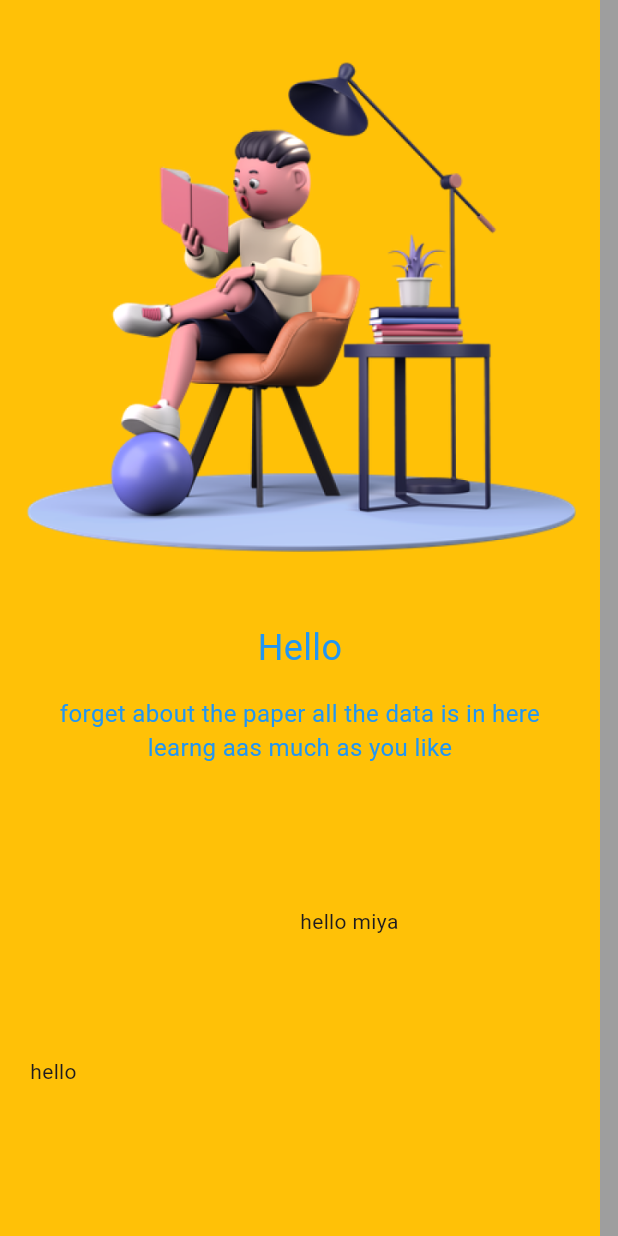
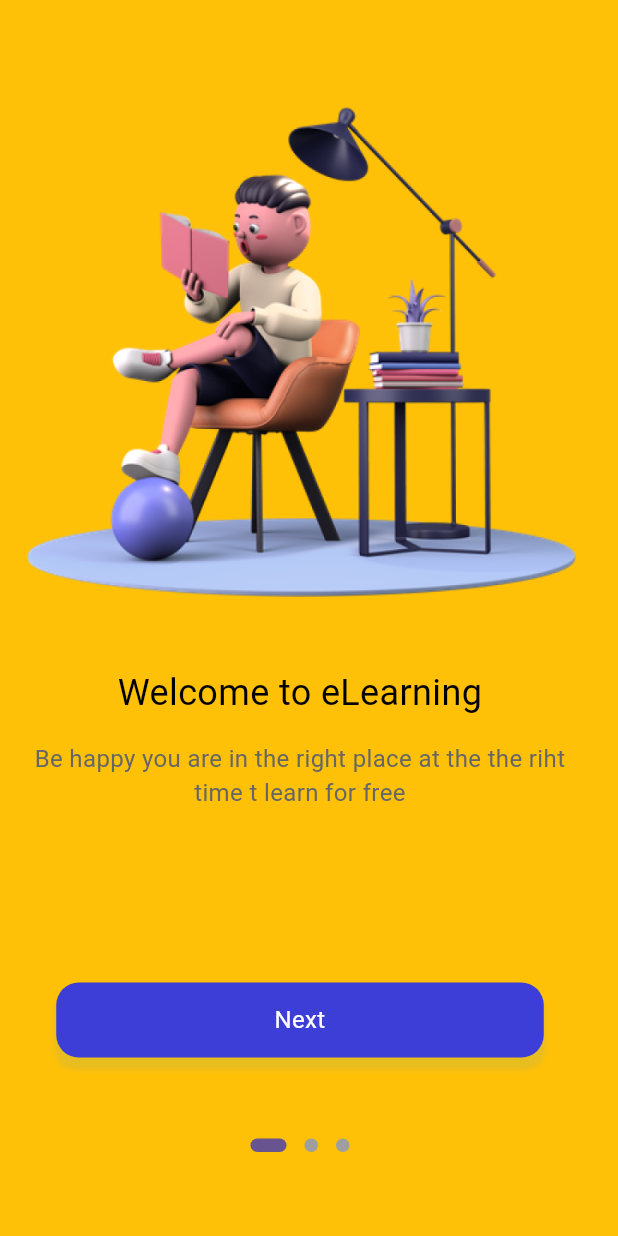
Before and after one commit to TMagura/elearning, a Flutter app: the screen it shows after launch, on a phone screen of 412 x 824 dp. Run offline on Flutter 3.47's test engine with Material 3 defaults, Android fonts, the light colour scheme and no system bars; drawn by our look-alikes of dots_indicator; our stand-ins replace flutter_riverpod, riverpod_annotation; generated files the repository leaves out were written again.

Commit message:
welcome page

```diff
--- a/lib/main.dart
+++ b/lib/main.dart
@@ -1,9 +1,11 @@
+import 'package:elearning/pages/sign_in/sign_in.dart';
 import 'package:elearning/pages/welcome/welcome.dart';
 import 'package:flutter/material.dart';
 import 'package:flutter_riverpod/flutter_riverpod.dart';
 
 void main() {
-  runApp(const MyApp());
+  // if you are using Riverpod always wrap the main root with the ProviderScope widget
+  runApp(ProviderScope(child: const MyApp()),);
 }
 
 class MyApp extends StatelessWidget {
@@ -33,7 +35,12 @@ class MyApp extends StatelessWidget {
         colorScheme: ColorScheme.fromSeed(seedColor: Colors.deepPurple),
         useMaterial3: true,
       ),
-      home: const Welcome(),
+      initialRoute: "/", //this will be the initial route define it in routes map
+      //create a map of routes in the form "name":(context)=> PageName()"
+      routes: {
+        "/":(context)=> Welcome(),
+        "signIn":(context) => SignIn(),
+      },
     );
   }
 }
--- a/lib/pages/welcome/welcome.dart
+++ b/lib/pages/welcome/welcome.dart
@@ -1,49 +1,87 @@
+import 'package:dots_indicator/dots_indicator.dart';
+import 'package:elearning/pages/welcome/widgets.dart';
 import 'package:flutter/cupertino.dart';
 import 'package:flutter/material.dart';
-import 'package:elearning/common/widgets/text_widgets.dart';
+import 'package:flutter_riverpod/flutter_riverpod.dart';
 
-class Welcome extends StatelessWidget {
-  const Welcome({super.key});
+import 'notifier/welcome_notifier.dart';
+
+//creating a fixed provider
+final indexProvider = StateProvider<int>((ref) => 0);
+//change the consuming widgets to extend a ConsumerWidget
+class Welcome extends ConsumerWidget {
+  Welcome({super.key});
+
+  final PageController _controller = PageController();
 
   @override
-  Widget build(BuildContext context) {
-    return  Scaffold(
-        backgroundColor: Colors.grey,
-        body: Stack(
+  //the builder widget must have the Widget reference as WidgetRef ref as a parameter
+  Widget build(BuildContext context, WidgetRef ref) {
+    final index = ref.watch(indexDotProvider);
+    return SafeArea(
+      child: Scaffold(
+        backgroundColor: Colors.amber,
+        body: Container(
+          margin: EdgeInsets.only(top: 30.0),
+          child: Stack(
+            alignment: Alignment.topCenter,
             children: [
               Container(
                 color: Colors.amber,
                 width: 400,
                 child: PageView(
-                scrollDirection: Axis.vertical,
-                children: [
-                Column(
-                  children: [
-                    Image.asset("assets/images/reading.png",fit:BoxFit.fitWidth),
+                  //the value here is always the index of next page view by default
+                  onPageChanged: (value) {
 
-                    Container(
-                      margin: EdgeInsets.only(top: 15),
-                      child: text24Normal(text: "Hello"),),
-                      Container(
-                        margin: const EdgeInsets.all(15),
-                        child: text16Normal(text: "forget about the paper all the data is in here learng aas much as you like"),
+                    ref.read(indexDotProvider.notifier).changeIndex(value);
+                  },
+                  controller: _controller, children: [
+                  //first page
+                  appOnboardingPage(
+                    _controller,context,
+                    index: 1,
+                    imagePath: "assets/images/reading.png",
+                    title: "Welcome to eLearning",
+                    subTitle:
+                        "Be happy you are in the right place at the the riht time t learn for free",
+                  ),
+                  //second page
+                  appOnboardingPage(
+                    _controller,context,
+                    index: 2,
+                    imagePath: "assets/images/man.png",
+                    title: "Learning and be the master",
+                    subTitle:
+                        "im so glad  to be here and eyy Be happy you are in the right place at the right time to learn for free",
+                  ),
+                  //third page
+                  appOnboardingPage(
+                    _controller,context,
+                    index: 3,
+                    imagePath: "assets/images/boy.png",
+                    title: "Connect with every one and learn",
+                    subTitle:
+                        "Be the first to chat with the lecturer and learn more of everything",
+                  ),
+                ]),
+              ),
+              Positioned(
+                bottom: 50,
+                child: DotsIndicator(
+                  dotsCount: 3,
+                  position: index,
+                  decorator: DotsDecorator(
+                    size: const Size.square(9.0),
+                    activeSize: const Size(24.0, 9.0),
+                    activeShape: RoundedRectangleBorder(
+                        borderRadius: BorderRadius.circular(5.0)),
+                  ),
+                ),
               ),
             ],
           ),
-
-              ]),
         ),
-            Positioned(
-              child: Text("hello"),
-              bottom: 100,
-              left: 20,
       ),
-            Positioned(
-              child: Text("hello miya"),
-              left: 200,
-              bottom: 200,
-            ),
-          ],
-        ));
+    );
   }
 }
--- /dev/null
+++ b/lib/pages/welcome/widgets.dart
@@ -0,0 +1,59 @@
+import 'package:elearning/common/widgets/app_shadow.dart';
+import 'package:elearning/common/widgets/text_widgets.dart';
+import 'package:elearning/pages/sign_in/sign_in.dart';
+import 'package:flutter/material.dart';
+
+Widget appOnboardingPage(
+  PageController controller, BuildContext context,
+  {String imagePath = "assets/images/reading.png",
+  String title = "",
+  String subTitle = "",
+  int index = 0,
+}) {
+  return Column(
+    children: [
+      Image.asset(imagePath, fit: BoxFit.fitWidth),
+      Container(
+        margin: EdgeInsets.only(top: 15),
+        child: text24Normal(text: title),
+      ),
+      Container(
+        margin: const EdgeInsets.all(15),
+        child: text16Normal(text: subTitle),
+      ),
+      _nextButton(index, controller,context),
+    ],
+  );
+}
+
+Widget _nextButton(int index,PageController controller, BuildContext context) {
+  return GestureDetector(
+    onTap: () {
+      //the index will be checked and it jumps to next page
+      if(index<3){
+       controller.animateToPage(
+        index,
+        duration: Duration(milliseconds: 300),
+        curve: Curves.linear);
+      }else{
+          Navigator.pushNamed(
+              context,
+              "signIn",
+            );
+      }
+      print("index is ${index}");
+    },
+    child: Container(
+      width: 325,
+      height: 50,
+      margin: EdgeInsets.only(top: 100, left: 25, right: 25),
+      decoration: appBoxShadow(),
+      child: Center(
+        child: text16Normal(
+          text: "Next",
+          color: Colors.white,
+        ),
+      ),
+    ),
+  );
+}
```
Also changed, not shown: lib/common/utils/app_colors.dart (added, +28 -0 lines), lib/common/widgets/app_shadow.dart (added, +34 -0 lines), lib/common/widgets/image_widgets.dart (added, +13 -0 lines), lib/common/widgets/text_widgets.dart (+25 -10 lines), lib/pages/sign_in/sign_in.dart (added, +37 -0 lines), lib/pages/sign_in/widgets/sign_in_widgets.dart (added, +68 -0 lines), lib/pages/welcome/notifier/welcome_notifier.dart (added, +20 -0 lines), pubspec.yaml (+3 -6 lines), lib/pages/welcome/notifier/welcome_notifier.g.dart (added), pubspec.lock. Lines whose indentation alone changed are shown as unchanged.
